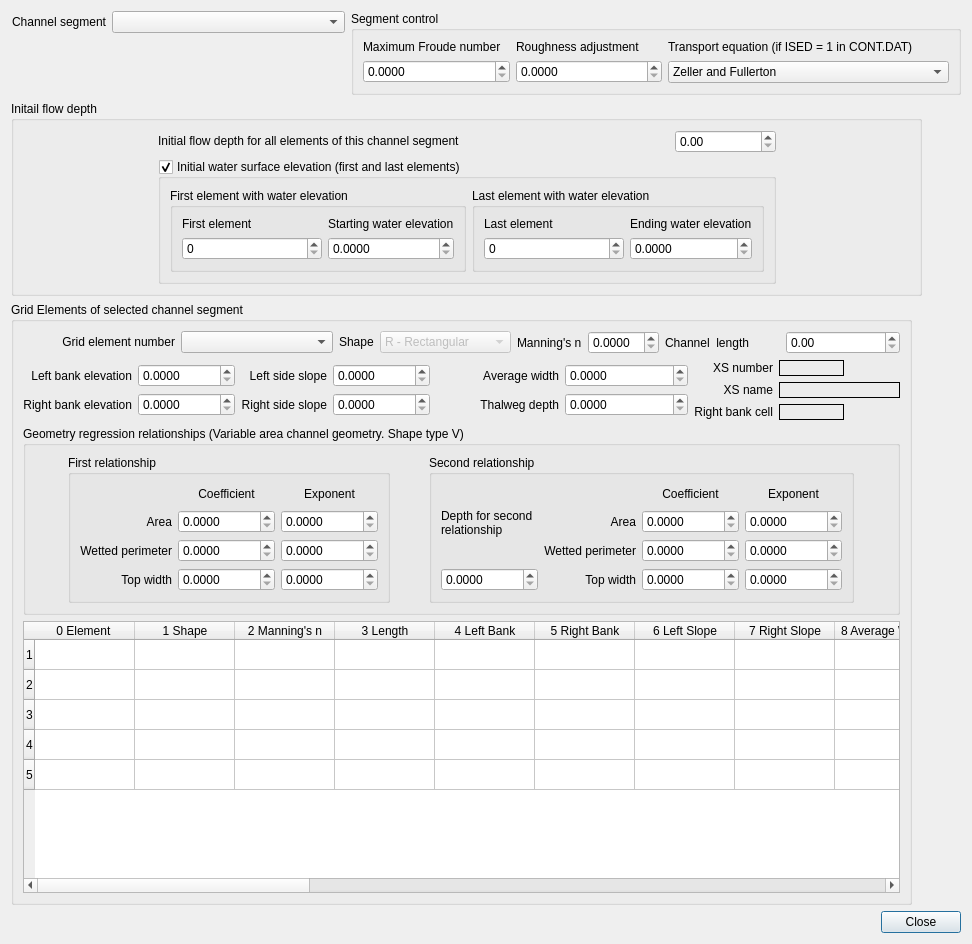
First picture: the form in flo2d/ui/channel_geometry.ui, repository FLO-2DSoftware/qgis-flo-2d-plugin, before the edit.
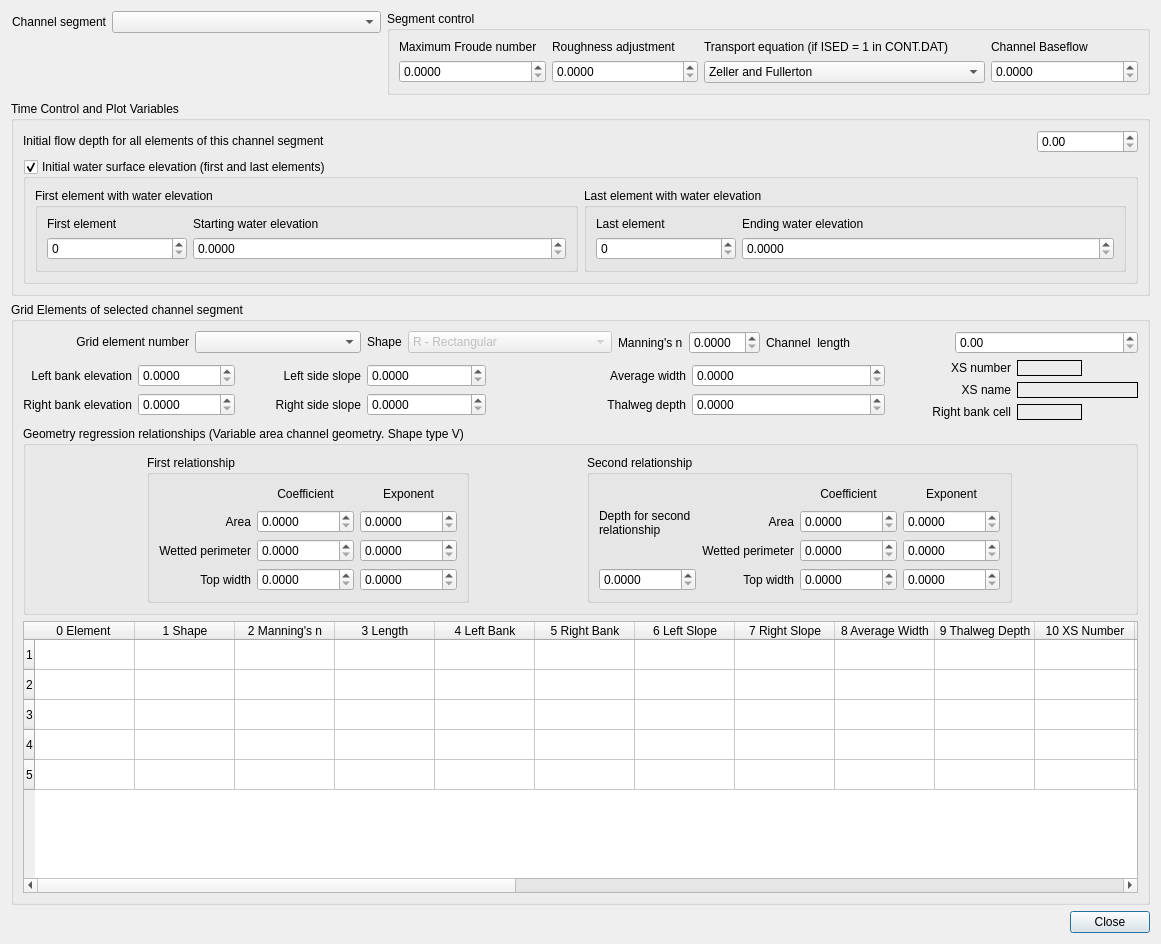
Second picture: the form after the edit. Custom widgets are drawn as their Qt base class.

Commit message: Add Channel Baseflow to Schematic Channel Segments dialog

The edit to the form file:
```diff
--- a/flo2d/ui/channel_geometry.ui
+++ b/flo2d/ui/channel_geometry.ui
@@ -6,12 +6,12 @@
    <rect>
     <x>0</x>
     <y>0</y>
-    <width>972</width>
+    <width>1161</width>
     <height>944</height>
    </rect>
   </property>
   <property name="sizePolicy">
-   <sizepolicy hsizetype="Fixed" vsizetype="Preferred">
+   <sizepolicy hsizetype="Preferred" vsizetype="Preferred">
     <horstretch>0</horstretch>
     <verstretch>0</verstretch>
    </sizepolicy>
@@ -19,7 +19,7 @@
   <property name="windowTitle">
    <string>Schematic Channel Segments</string>
   </property>
-  <layout class="QGridLayout" name="gridLayout_31">
+  <layout class="QGridLayout" name="gridLayout_9">
    <item row="0" column="0">
     <widget class="QLabel" name="label">
      <property name="text">
@@ -53,13 +53,10 @@
      <property name="checkable">
       <bool>false</bool>
      </property>
-     <layout class="QGridLayout" name="gridLayout_9">
-      <item row="0" column="0" rowspan="2">
        <layout class="QGridLayout" name="gridLayout_4">
-        <property name="sizeConstraint">
-         <enum>QLayout::SetFixedSize</enum>
-        </property>
         <item row="0" column="0">
+       <layout class="QVBoxLayout" name="verticalLayout_2">
+        <item>
          <widget class="QLabel" name="label_20">
           <property name="sizePolicy">
            <sizepolicy hsizetype="Preferred" vsizetype="Preferred">
@@ -84,7 +81,7 @@
           </property>
          </widget>
         </item>
-        <item row="1" column="0">
+        <item>
          <widget class="QDoubleSpinBox" name="max_froude_number_dbox">
           <property name="sizePolicy">
            <sizepolicy hsizetype="Preferred" vsizetype="Preferred">
@@ -108,12 +105,9 @@
         </item>
        </layout>
       </item>
-      <item row="0" column="1" rowspan="2">
-       <layout class="QGridLayout" name="gridLayout_8">
-        <property name="sizeConstraint">
-         <enum>QLayout::SetFixedSize</enum>
-        </property>
-        <item row="0" column="0">
+      <item row="0" column="1">
+       <layout class="QVBoxLayout" name="verticalLayout_3">
+        <item>
          <widget class="QLabel" name="label_21">
           <property name="sizePolicy">
            <sizepolicy hsizetype="Preferred" vsizetype="Preferred">
@@ -138,7 +132,7 @@
           </property>
          </widget>
         </item>
-        <item row="1" column="0">
+        <item>
          <widget class="QDoubleSpinBox" name="roughness_adjust_coeff_dbox">
           <property name="sizePolicy">
            <sizepolicy hsizetype="Preferred" vsizetype="Preferred">
@@ -163,6 +157,8 @@
        </layout>
       </item>
       <item row="0" column="2">
+       <layout class="QVBoxLayout" name="verticalLayout">
+        <item>
        <widget class="QLabel" name="label_22">
         <property name="sizePolicy">
          <sizepolicy hsizetype="Preferred" vsizetype="Preferred">
@@ -187,7 +183,7 @@
         </property>
        </widget>
       </item>
-      <item row="1" column="2">
+        <item>
        <widget class="QComboBox" name="transport_eq_cbo">
         <property name="sizePolicy">
          <sizepolicy hsizetype="Preferred" vsizetype="Preferred">
@@ -253,6 +249,59 @@
        </widget>
       </item>
      </layout>
+      </item>
+      <item row="0" column="3">
+       <layout class="QVBoxLayout" name="verticalLayout_4">
+        <item>
+         <widget class="QLabel" name="label_34">
+          <property name="sizePolicy">
+           <sizepolicy hsizetype="Preferred" vsizetype="Preferred">
+            <horstretch>0</horstretch>
+            <verstretch>0</verstretch>
+           </sizepolicy>
+          </property>
+          <property name="minimumSize">
+           <size>
+            <width>147</width>
+            <height>0</height>
+           </size>
+          </property>
+          <property name="toolTip">
+           <string>&lt;html&gt;&lt;head/&gt;&lt;body&gt;&lt;p&gt;IBASEFLOW&lt;/p&gt;&lt;p&gt;Baseflow of a channel to establish a flow condition for floodwave arrival time. Place this line after each segment if more than one segment is used.&lt;/p&gt;&lt;/body&gt;&lt;/html&gt;</string>
+          </property>
+          <property name="text">
+           <string>&lt;html&gt;&lt;head/&gt;&lt;body&gt;&lt;p&gt;Channel Baseflow&lt;/p&gt;&lt;/body&gt;&lt;/html&gt;</string>
+          </property>
+          <property name="wordWrap">
+           <bool>true</bool>
+          </property>
+         </widget>
+        </item>
+        <item>
+         <widget class="QDoubleSpinBox" name="channel_baseflow_dbox">
+          <property name="sizePolicy">
+           <sizepolicy hsizetype="Preferred" vsizetype="Preferred">
+            <horstretch>0</horstretch>
+            <verstretch>0</verstretch>
+           </sizepolicy>
+          </property>
+          <property name="buttonSymbols">
+           <enum>QAbstractSpinBox::UpDownArrows</enum>
+          </property>
+          <property name="decimals">
+           <number>4</number>
+          </property>
+          <property name="maximum">
+           <double>9999999.000000000000000</double>
+          </property>
+          <property name="singleStep">
+           <double>1.000000000000000</double>
+          </property>
+         </widget>
+        </item>
+       </layout>
+      </item>
+     </layout>
     </widget>
    </item>
    <item row="1" column="1">
@@ -262,47 +311,25 @@
      </property>
      <property name="sizeHint" stdset="0">
       <size>
-       <width>214</width>
-       <height>20</height>
+       <width>211</width>
+       <height>17</height>
       </size>
      </property>
     </spacer>
    </item>
    <item row="2" column="0" colspan="3">
-    <widget class="QGroupBox" name="initial_flow_grp">
-     <property name="sizePolicy">
-      <sizepolicy hsizetype="Fixed" vsizetype="Fixed">
-       <horstretch>0</horstretch>
-       <verstretch>0</verstretch>
-      </sizepolicy>
-     </property>
-     <property name="minimumSize">
-      <size>
-       <width>911</width>
-       <height>56</height>
-      </size>
-     </property>
+    <widget class="QgsCollapsibleGroupBox" name="timeAndPlotGroupBox">
      <property name="title">
-      <string>Initail flow depth</string>
+      <string>Time Control and Plot Variables</string>
      </property>
-     <property name="checkable">
+     <property name="collapsed" stdset="0">
+      <bool>true</bool>
+     </property>
+     <property name="saveCollapsedState" stdset="0">
       <bool>false</bool>
      </property>
-     <layout class="QGridLayout" name="gridLayout_26">
+     <layout class="QGridLayout" name="gridLayout_8">
       <item row="0" column="0">
-       <spacer name="horizontalSpacer">
-        <property name="orientation">
-         <enum>Qt::Horizontal</enum>
-        </property>
-        <property name="sizeHint" stdset="0">
-         <size>
-          <width>132</width>
-          <height>20</height>
-         </size>
-        </property>
-       </spacer>
-      </item>
-      <item row="0" column="1">
        <layout class="QGridLayout" name="gridLayout_25">
         <item row="0" column="0">
          <layout class="QGridLayout" name="gridLayout_24">
@@ -569,26 +596,13 @@
         </item>
        </layout>
       </item>
-      <item row="0" column="2">
-       <spacer name="horizontalSpacer_2">
-        <property name="orientation">
-         <enum>Qt::Horizontal</enum>
-        </property>
-        <property name="sizeHint" stdset="0">
-         <size>
-          <width>132</width>
-          <height>20</height>
-         </size>
-        </property>
-       </spacer>
-      </item>
      </layout>
     </widget>
    </item>
    <item row="3" column="0" colspan="3">
     <widget class="QGroupBox" name="grid_element_grp">
      <property name="sizePolicy">
-      <sizepolicy hsizetype="Fixed" vsizetype="Expanding">
+      <sizepolicy hsizetype="Preferred" vsizetype="Preferred">
        <horstretch>0</horstretch>
        <verstretch>0</verstretch>
       </sizepolicy>
@@ -1507,6 +1521,14 @@
    </item>
   </layout>
  </widget>
+ <customwidgets>
+  <customwidget>
+   <class>QgsCollapsibleGroupBox</class>
+   <extends>QGroupBox</extends>
+   <header>qgscollapsiblegroupbox.h</header>
+   <container>1</container>
+  </customwidget>
+ </customwidgets>
  <resources/>
  <connections>
   <connection>
```
Lines whose indentation alone changed are shown as unchanged.
